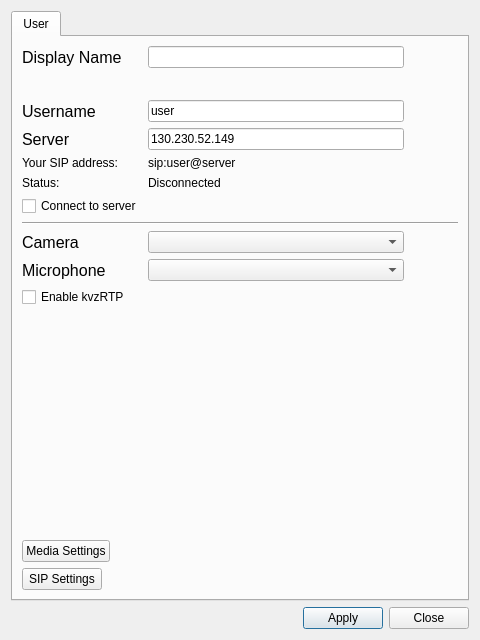
Before: the Qt Designer form ui/settings.ui in ultravideo/uvgComm, drawn with Qt 5.
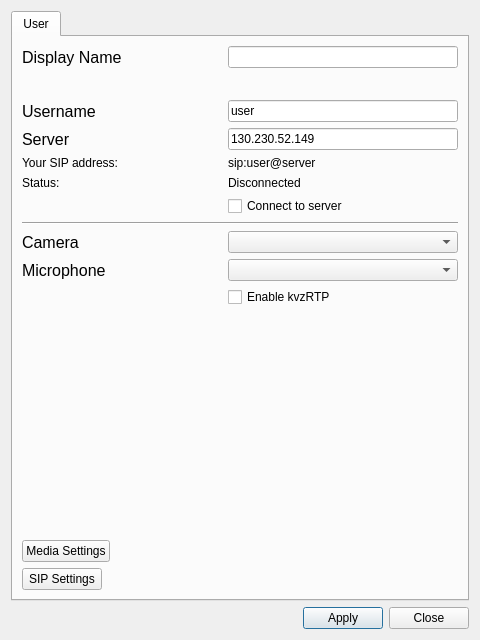
After: the same form once the commit is applied.

Commit message: feature(Settings): Improved the look of settings.

The edit to the form file:
```diff
--- a/ui/settings.ui
+++ b/ui/settings.ui
@@ -163,13 +163,6 @@
          </property>
         </widget>
        </item>
-       <item row="7" column="0">
-        <widget class="QCheckBox" name="autoConnect">
-         <property name="text">
-          <string>Connect to server</string>
-         </property>
-        </widget>
-       </item>
        <item row="8" column="0" colspan="2">
         <widget class="Line" name="line">
          <property name="orientation">
@@ -227,14 +220,7 @@
          </property>
         </widget>
        </item>
-       <item row="12" column="0">
-        <widget class="QCheckBox" name="kvzRTP">
-         <property name="text">
-          <string>Enable kvzRTP</string>
-         </property>
-        </widget>
-       </item>
-       <item row="13" column="0" colspan="2">
+       <item row="14" column="0" colspan="2">
         <spacer name="verticalSpacer_2">
          <property name="orientation">
           <enum>Qt::Vertical</enum>
@@ -247,7 +233,7 @@
          </property>
         </spacer>
        </item>
-       <item row="14" column="0">
+       <item row="15" column="0">
         <widget class="QPushButton" name="custom_settings_button">
          <property name="enabled">
           <bool>true</bool>
@@ -257,7 +243,7 @@
          </property>
         </widget>
        </item>
-       <item row="15" column="0">
+       <item row="16" column="0">
         <widget class="QPushButton" name="advanced_settings_button">
          <property name="text">
           <string>SIP Settings</string>
@@ -280,6 +266,33 @@
          </property>
         </spacer>
        </item>
+       <item row="13" column="0">
+        <spacer name="horizontalSpacer_2">
+         <property name="orientation">
+          <enum>Qt::Horizontal</enum>
+         </property>
+         <property name="sizeHint" stdset="0">
+          <size>
+           <width>200</width>
+           <height>20</height>
+          </size>
+         </property>
+        </spacer>
+       </item>
+       <item row="7" column="1">
+        <widget class="QCheckBox" name="autoConnect">
+         <property name="text">
+          <string>Connect to server</string>
+         </property>
+        </widget>
+       </item>
+       <item row="12" column="1">
+        <widget class="QCheckBox" name="kvzRTP">
+         <property name="text">
+          <string>Enable kvzRTP</string>
+         </property>
+        </widget>
+       </item>
       </layout>
      </widget>
     </widget>
```
